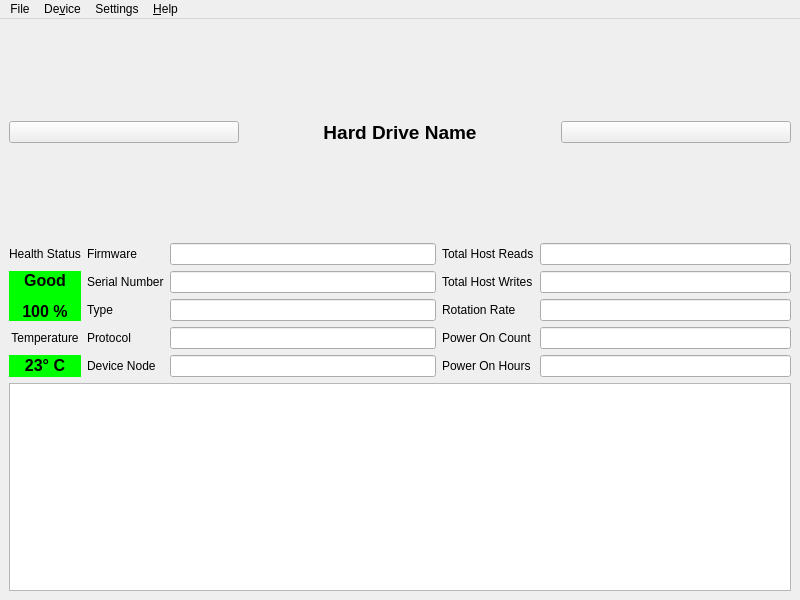
Above: src/mainwindow.ui from edisionnano/QDiskInfo before the change. Below: the same form after it.
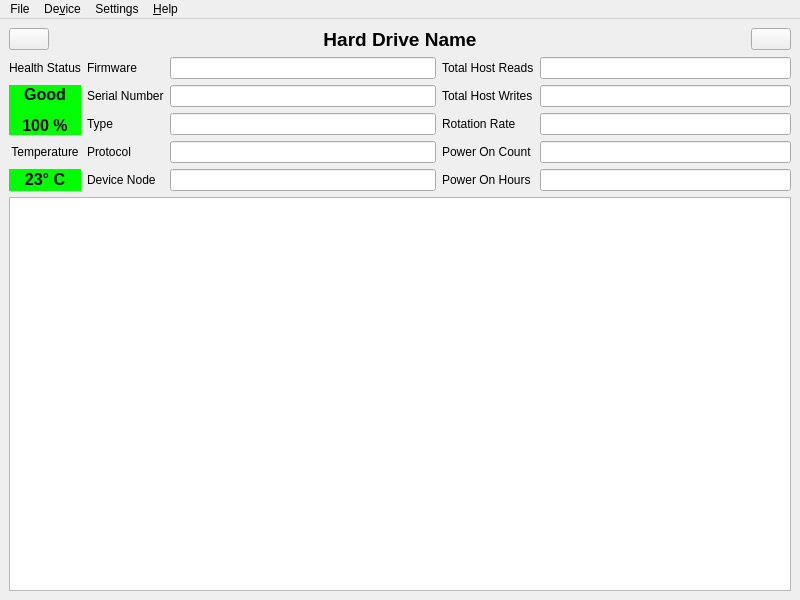
That is the form after the change. Icons and pictures are not drawn.

Patch:
```diff
--- a/src/mainwindow.ui
+++ b/src/mainwindow.ui
@@ -65,6 +65,9 @@
         </item>
         <item>
          <spacer name="horizontalSpacer_2">
+          <property name="orientation">
+           <enum>Qt::Orientation::Horizontal</enum>
+          </property>
           <property name="sizeHint" stdset="0">
            <size>
             <width>40</width>
@@ -82,6 +85,9 @@
         </item>
         <item>
          <spacer name="horizontalSpacer">
+          <property name="orientation">
+           <enum>Qt::Orientation::Horizontal</enum>
+          </property>
           <property name="sizeHint" stdset="0">
            <size>
             <width>40</width>
```
Left out of the diff: 29 changed lines with no effect on the pictures.
